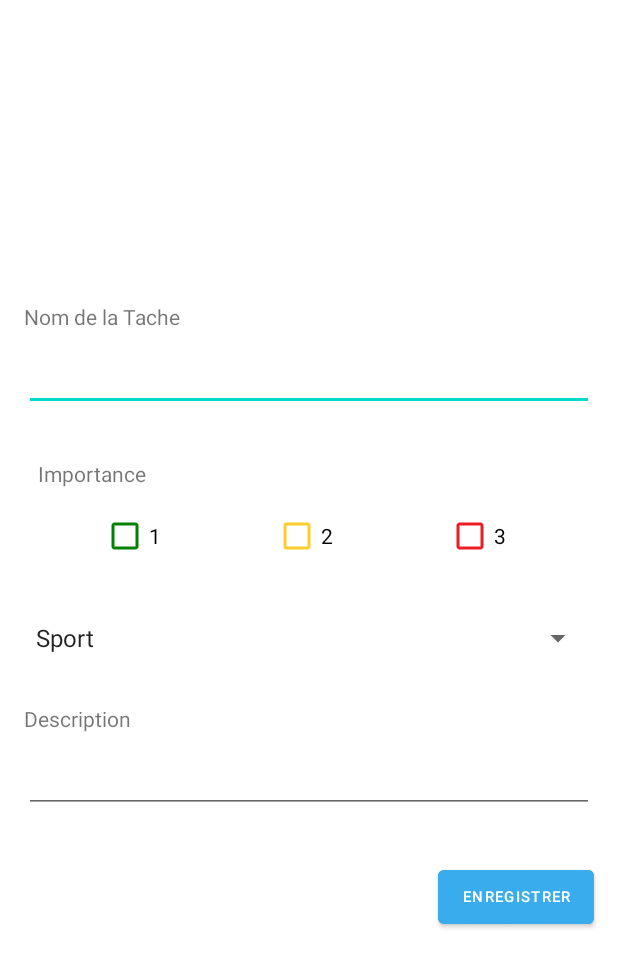
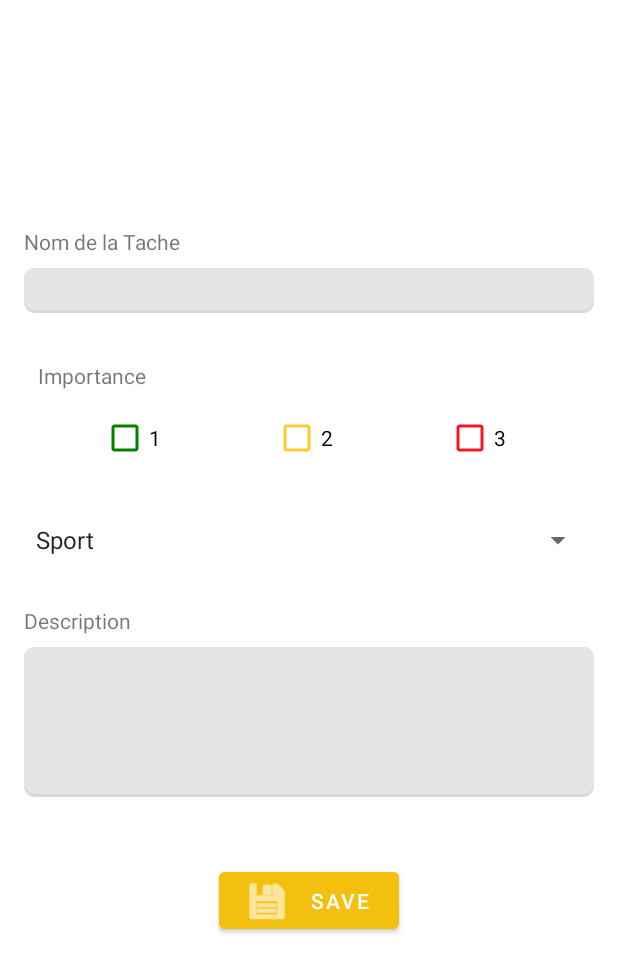
Before and after one commit to Landry-marlhac/AndroidAppESIEE, an Android app: the NewTask screen opened directly, with no data from a screen before it, on a phone screen of 412 x 824 dp. Shown: the top 972 px of the screen. Run offline under Robolectric (Android 15) with nearby library versions, the phone set to English and light mode, and no system bars.

Commit message:
Update page NewTask

```diff
--- /dev/null
+++ b/app/src/main/res/drawable/rectangle.xml
@@ -0,0 +1,17 @@
+<?xml version="1.0" encoding="utf-8"?>
+<layer-list xmlns:android="http://schemas.android.com/apk/res/android">
+    <!-- Bottom 2dp Shadow -->
+    <item>
+        <shape  android:shape="rectangle">
+            <solid android:color="#d8d8d8" />
+            <corners android:radius="7dp" />
+        </shape>
+    </item>
+    <!-- White Top color -->
+    <item android:bottom="3px">
+        <shape  android:shape="rectangle">
+            <solid android:color="@color/grey" />
+            <corners android:radius="7dp" />
+        </shape>
+    </item>
+</layer-list>
--- a/app/src/main/res/layout/activity_new_task.xml
+++ b/app/src/main/res/layout/activity_new_task.xml
@@ -7,17 +7,27 @@
     android:orientation="vertical"
     tools:context=".NewTask">
 
-    <!-- Titre de la page -->
+    <ScrollView
+        android:layout_width="match_parent"
+        android:layout_height="match_parent">
 
-    <!-- Nom de la tache -->
+        <LinearLayout
+            android:layout_width="match_parent"
+            android:layout_height="match_parent">
+
+            <androidx.constraintlayout.widget.ConstraintLayout
+                android:layout_width="match_parent"
+                android:layout_height="match_parent">
 
                 <EditText
                     android:id="@+id/editNomTache"
                     android:layout_width="0dp"
-        android:layout_height="wrap_content"
+                    android:layout_height="30dp"
                     android:layout_marginStart="16dp"
                     android:layout_marginTop="8dp"
                     android:layout_marginEnd="16dp"
+                    android:background="@drawable/rectangle"
+                    android:inputType="textCapSentences"
                     android:singleLine="true"
                     app:layout_constraintEnd_toEndOf="parent"
                     app:layout_constraintStart_toStartOf="parent"
@@ -69,15 +79,16 @@
 
                 <Button
                     android:id="@+id/btn_enregistrer"
-        android:layout_width="wrap_content"
-        android:layout_height="wrap_content"
-        android:layout_marginTop="32dp"
-        android:layout_marginEnd="16dp"
-        android:backgroundTint="@color/blue_butterfly"
-        android:text="Enregistrer"
-        android:textSize="10dp"
+                    android:layout_width="120dp"
+                    android:layout_height="50dp"
+                    android:layout_marginTop="44dp"
+                    android:backgroundTint="@color/orange_checkit"
+                    app:icon="@android:drawable/ic_menu_save"
+                    android:text="Save"
                     app:layout_constraintEnd_toEndOf="parent"
+                    app:layout_constraintStart_toStartOf="parent"
                     app:layout_constraintTop_toBottomOf="@+id/editDescription" />
+
 
                 <CheckBox
                     android:id="@+id/importance2"
@@ -108,7 +119,7 @@
                     android:layout_marginStart="16dp"
                     android:layout_marginTop="32dp"
                     android:layout_marginEnd="16dp"
-        android:spinnerMode="dropdown"
+                    android:spinnerMode="dialog"
                     app:layout_constraintEnd_toEndOf="parent"
                     app:layout_constraintStart_toStartOf="parent"
                     app:layout_constraintTop_toBottomOf="@+id/importance2" />
@@ -116,21 +127,23 @@
                 <EditText
                     android:id="@+id/editDescription"
                     android:layout_width="0dp"
-        android:layout_height="wrap_content"
+                    android:layout_height="100dp"
                     android:layout_marginStart="16dp"
                     android:layout_marginTop="8dp"
                     android:layout_marginEnd="16dp"
+                    android:background="@drawable/rectangle"
                     android:ems="10"
+                    android:gravity="top|left"
+                    android:inputType="textCapSentences"
+                    android:scrollbars="vertical"
                     app:layout_constraintEnd_toEndOf="parent"
                     app:layout_constraintStart_toStartOf="parent"
                     app:layout_constraintTop_toBottomOf="@+id/texteDescription" />
 
-    <!-- Importance tache -->
+            </androidx.constraintlayout.widget.ConstraintLayout>
 
-    <!-- Répétition tache -->
+        </LinearLayout>
 
-    <!-- Descrition de la tache  -->
-
-    <!-- Enregistrer la tache -->
+    </ScrollView>
 
     </androidx.constraintlayout.widget.ConstraintLayout>
--- a/app/src/main/res/layout/task_layout.xml
+++ b/app/src/main/res/layout/task_layout.xml
@@ -14,7 +14,7 @@
         android:padding="8dp">
 
         <CheckBox
-            android:id="@+id/taskbar"
+            android:id="@+id/Effectuee"
             android:layout_width="wrap_content"
             android:layout_height="wrap_content"
             android:layout_centerHorizontal="true"
@@ -22,8 +22,6 @@
             android:checked="false"
             android:paddingStart="8dp" />
 
-
-
     </RelativeLayout>
 
 </androidx.cardview.widget.CardView>
--- a/app/src/main/res/values-night/themes.xml
+++ b/app/src/main/res/values-night/themes.xml
@@ -6,7 +6,7 @@
         <item name="colorPrimaryVariant">@color/purple_700</item>
         <item name="colorOnPrimary">@color/black</item>
         <!-- Secondary brand color. -->
-        <item name="colorSecondary">@color/teal_200</item>
+        <item name="colorSecondary">@color/orange_checkit</item>
         <item name="colorSecondaryVariant">@color/teal_200</item>
         <item name="colorOnSecondary">@color/black</item>
         <!-- Status bar color. -->
--- a/app/src/main/res/values/colors.xml
+++ b/app/src/main/res/values/colors.xml
@@ -17,4 +17,5 @@
     <color name="light_blue_A200">#FF40C4FF</color>
     <color name="light_blue_A400">#FF00B0FF</color>
     <color name="black_overlay">#66000000</color>
+    <color name="grey">#FFE7E5E4</color>
 </resources>
--- a/app/src/main/res/values/themes.xml
+++ b/app/src/main/res/values/themes.xml
@@ -6,15 +6,13 @@
         <item name="colorPrimaryVariant">@color/purple_700</item>
         <item name="colorOnPrimary">@color/white</item>
         <!-- Secondary brand color. -->
-        <item name="colorSecondary">@color/teal_200</item>
+        <item name="colorSecondary">@color/orange_checkit</item>
         <item name="colorSecondaryVariant">@color/teal_700</item>
         <item name="colorOnSecondary">@color/black</item>
         <!-- Status bar color. -->
         <item name="android:statusBarColor" tools:targetApi="l">?attr/colorPrimaryVariant</item>
         <!-- Customize your theme here. -->
-
     </style>
-
 
     <style name="Theme.AndroidAppESIEE.NoActionBar">
         <item name="windowActionBar">false</item>
```
Lines whose indentation alone changed are shown as unchanged.
